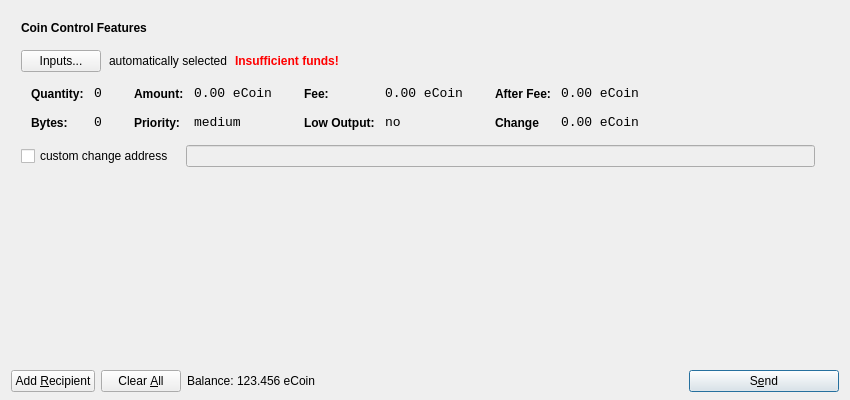
This is src/qt/forms/sendcoinsdialog.ui in btcdream/ecoin as Qt 5 draws it before an edit. The edited form follows.
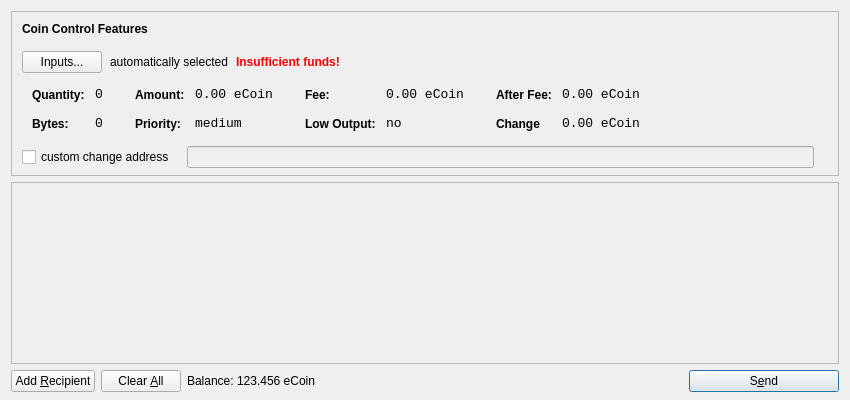
This is the edited form. Icons and pictures are not drawn.

```diff
--- a/src/qt/forms/sendcoinsdialog.ui
+++ b/src/qt/forms/sendcoinsdialog.ui
@@ -32,14 +32,14 @@
       </size>
      </property>
      <property name="frameShape">
-      <enum>QFrame::NoFrame</enum>
+      <enum>QFrame::StyledPanel</enum>
      </property>
      <property name="frameShadow">
-      <enum>QFrame::Plain</enum>
+      <enum>QFrame::Sunken</enum>
      </property>
      <layout class="QVBoxLayout" name="verticalLayoutCoinControl2">
       <property name="spacing">
-       <number>6</number>
+       <number>-1</number>
       </property>
       <property name="leftMargin">
        <number>0</number>
@@ -626,12 +626,6 @@
    </item>
    <item>
     <widget class="QScrollArea" name="scrollArea">
-     <property name="frameShape">
-      <enum>QFrame::NoFrame</enum>
-     </property>
-     <property name="frameShadow">
-      <enum>QFrame::Plain</enum>
-     </property>
      <property name="widgetResizable">
       <bool>true</bool>
      </property>
@@ -640,8 +634,8 @@
        <rect>
         <x>0</x>
         <y>0</y>
-        <width>832</width>
-        <height>137</height>
+        <width>830</width>
+        <height>165</height>
        </rect>
       </property>
       <layout class="QVBoxLayout" name="verticalLayout_2">
```
Left out of the diff: 22 changed lines with no effect on the pictures.
